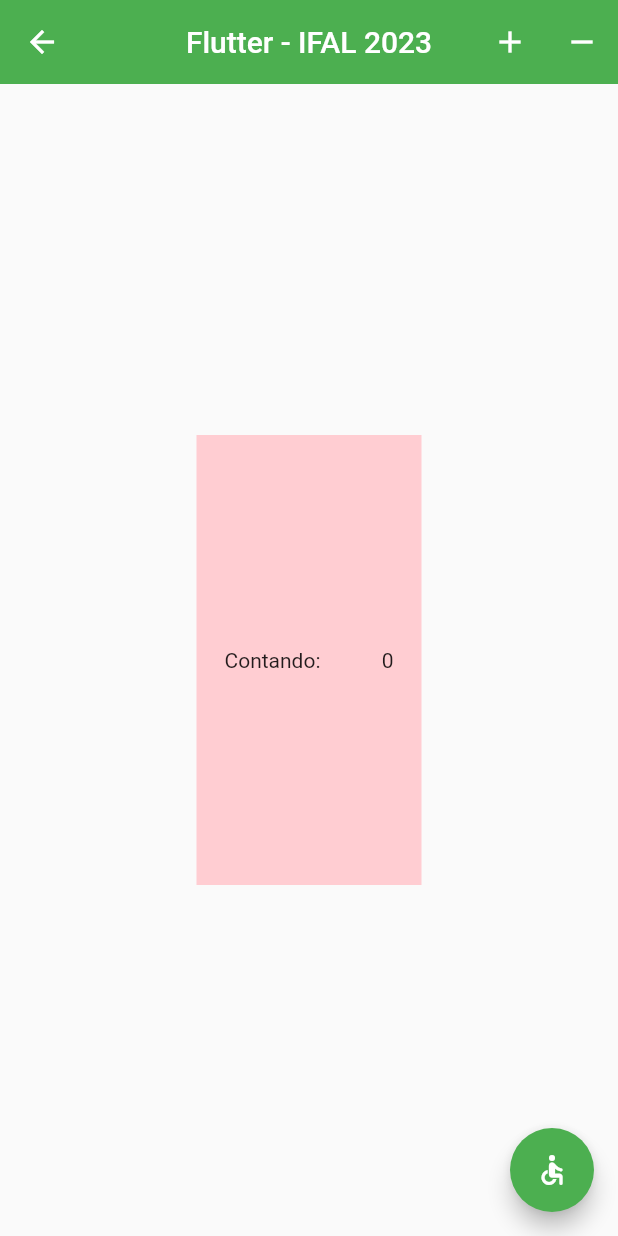
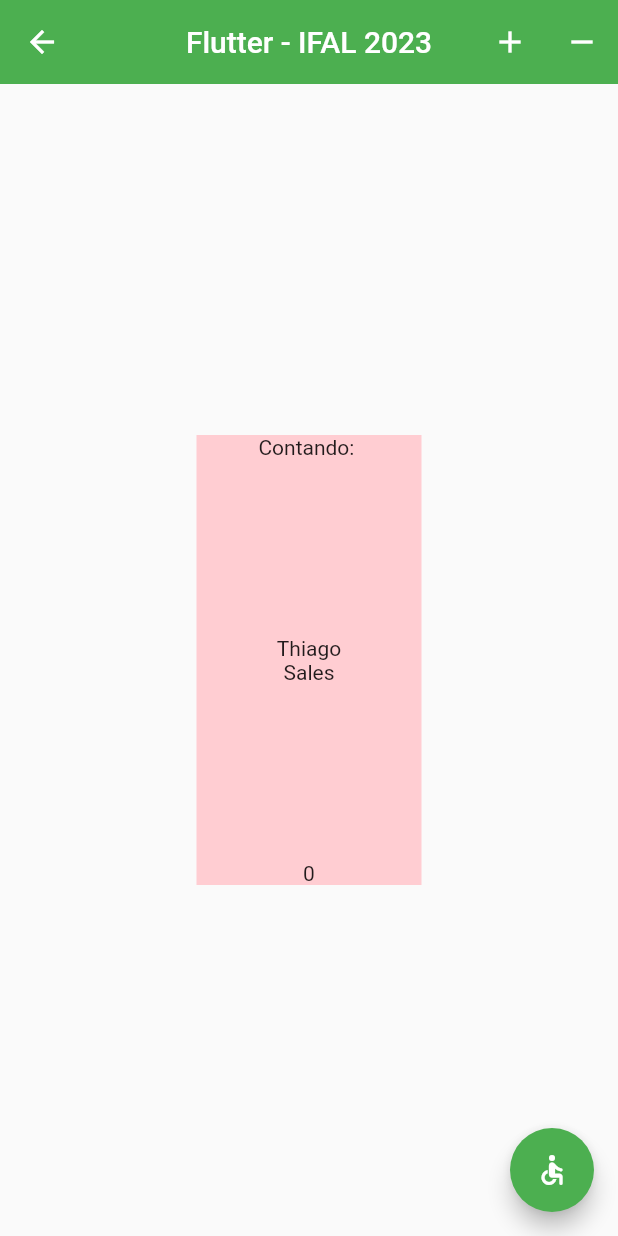
Before and after one commit to thiagobrunoms/twitter-clone-ifal-2023-1, a Flutter app: the screen it shows after launch, on a phone screen of 412 x 824 dp. Run offline on Flutter 3.47's test engine with Material 2 defaults, Android fonts, the phone set to English and light mode, and no system bars.

Commit message:
Cria assets

```diff
--- a/lib/home_page.dart
+++ b/lib/home_page.dart
@@ -30,11 +30,17 @@ class _MyHomePageState extends State<MyHomePage> {
           width: 150,
           height: 300,
           color: Colors.red[100],
-          child: Row(
-            mainAxisAlignment: MainAxisAlignment.spaceAround, //VERTICAL
+          child: Column(
+            mainAxisAlignment: MainAxisAlignment.spaceBetween, //VERTICAL
             crossAxisAlignment: CrossAxisAlignment.center, //HORIZONTAL
             children: [
               Text('Contando: '),
+              Column(
+                children: [
+                  Text('Thiago'),
+                  Text('Sales'),
+                ],
+              ),
               Text('$_counter')
             ],
           )
--- a/pubspec.yaml
+++ b/pubspec.yaml
@@ -44,9 +44,8 @@ flutter:
   uses-material-design: true
 
   # To add assets to your application, add an assets section, like this:
-  # assets:
-  #   - images/a_dot_burr.jpeg
-  #   - images/a_dot_ham.jpeg
+  assets:
+    - assets/images/
 
   # An image asset can refer to one or more resolution-specific "variants", see
   # https://flutter.dev/assets-and-images/#resolution-aware
```
Also changed, not shown: assets/images/bird_icon.png (added).
